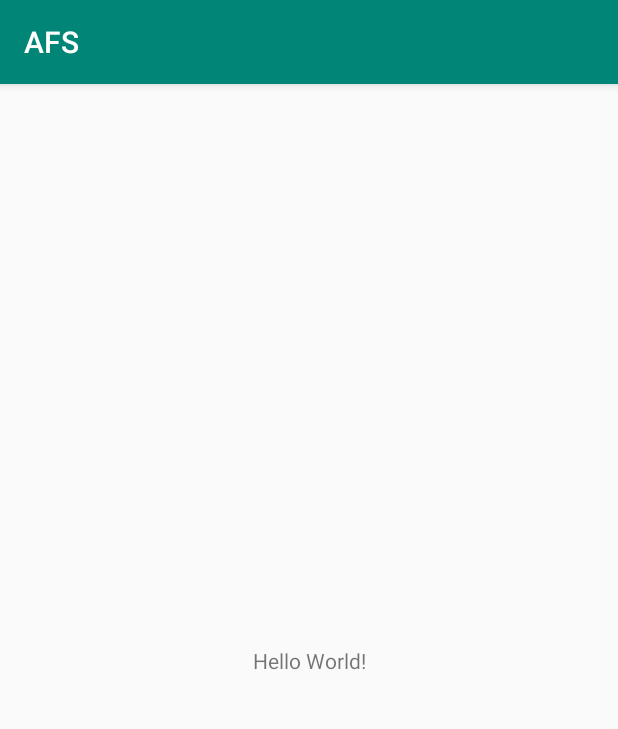
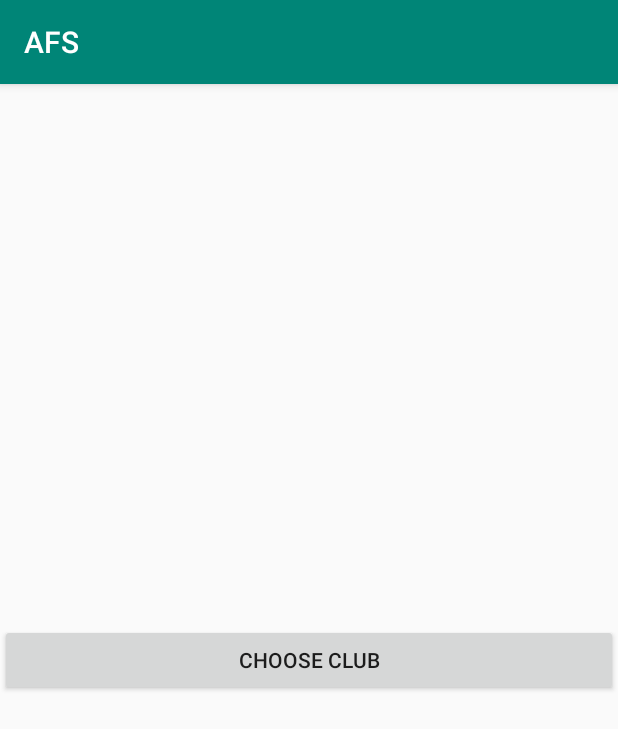
Before and after one commit to olegivo/AFS, an Android app: the screen it shows after launch (MainActivity), on a phone screen of 412 x 824 dp. Shown: the top 729 px of the screen. Run offline under Robolectric (Android 15) with nearby library versions, the phone set to English and light mode, and no system bars; our stand-ins replace Dagger/Hilt's generated code, RxJava.

Commit message:
WIP choose club dialog

```diff
--- a/app/src/main/res/layout/activity_main.xml
+++ b/app/src/main/res/layout/activity_main.xml
@@ -7,13 +7,15 @@
         android:layout_height="match_parent"
         tools:context=".MainActivity">
 
-    <TextView
-            android:layout_width="wrap_content"
+    <Button
+            android:id="@+id/activity_main_choose_club"
+            android:layout_width="match_parent"
             android:layout_height="wrap_content"
-            android:text="Hello World!"
             app:layout_constraintBottom_toBottomOf="parent"
             app:layout_constraintLeft_toLeftOf="parent"
             app:layout_constraintRight_toRightOf="parent"
-            app:layout_constraintTop_toTopOf="parent"/>
+            app:layout_constraintTop_toTopOf="parent"
+            android:text="@string/choose_club"
+    />
 
 </androidx.constraintlayout.widget.ConstraintLayout>
--- a/app/src/main/res/values/strings.xml
+++ b/app/src/main/res/values/strings.xml
@@ -1,3 +1,4 @@
 <resources>
     <string name="app_name">AFS</string>
+    <string name="choose_club">Choose club</string>
 </resources>
```
Also changed, not shown: app/src/main/java/ru/olegivo/afs/MainActivity.kt (+36 -1 lines), app/src/main/java/ru/olegivo/afs/clubs/android/ChooseClubDialog.kt (added, +36 -0 lines).
